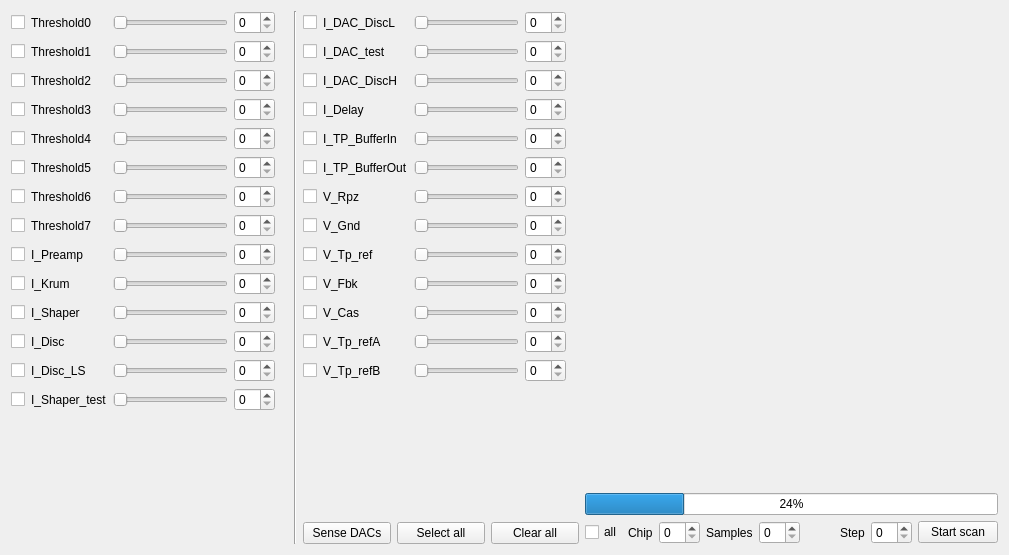
The window that SpidrMpx3Eq/qcstmdacs.ui (navrit/dexter) describes before a commit, drawn with Qt 5.
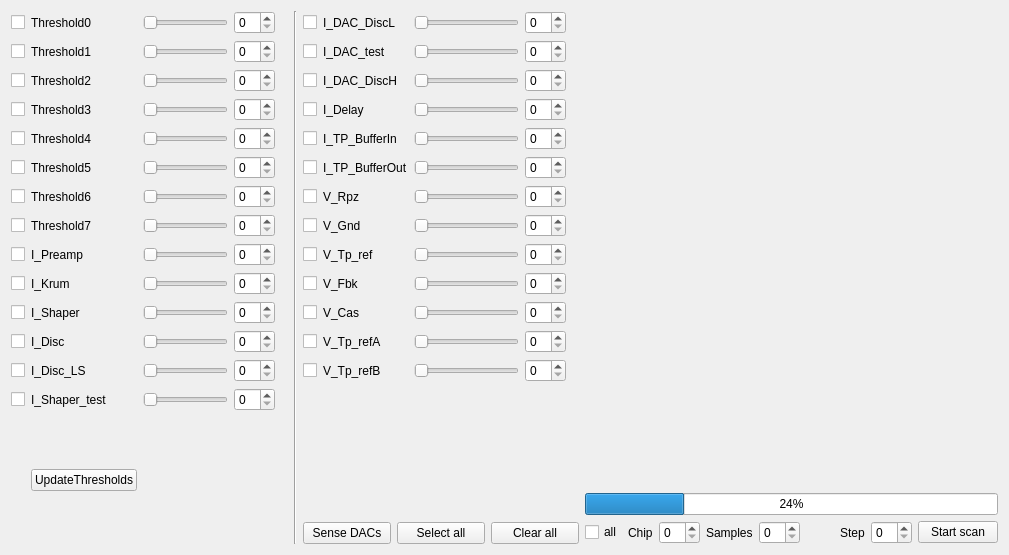
The same window after the commit. Custom widgets are drawn as their Qt base class.

Commit message: Change the way to send the threshold to Dac.

Patch:
```diff
--- a/SpidrMpx3Eq/qcstmdacs.ui
+++ b/SpidrMpx3Eq/qcstmdacs.ui
@@ -554,6 +554,13 @@
          </property>
         </spacer>
        </item>
+       <item row="15" column="1">
+        <widget class="QPushButton" name="updateThresholdsPushButton">
+         <property name="text">
+          <string>UpdateThresholds</string>
+         </property>
+        </widget>
+       </item>
       </layout>
      </item>
      <item>
```
The commit also changes 6 other files.
